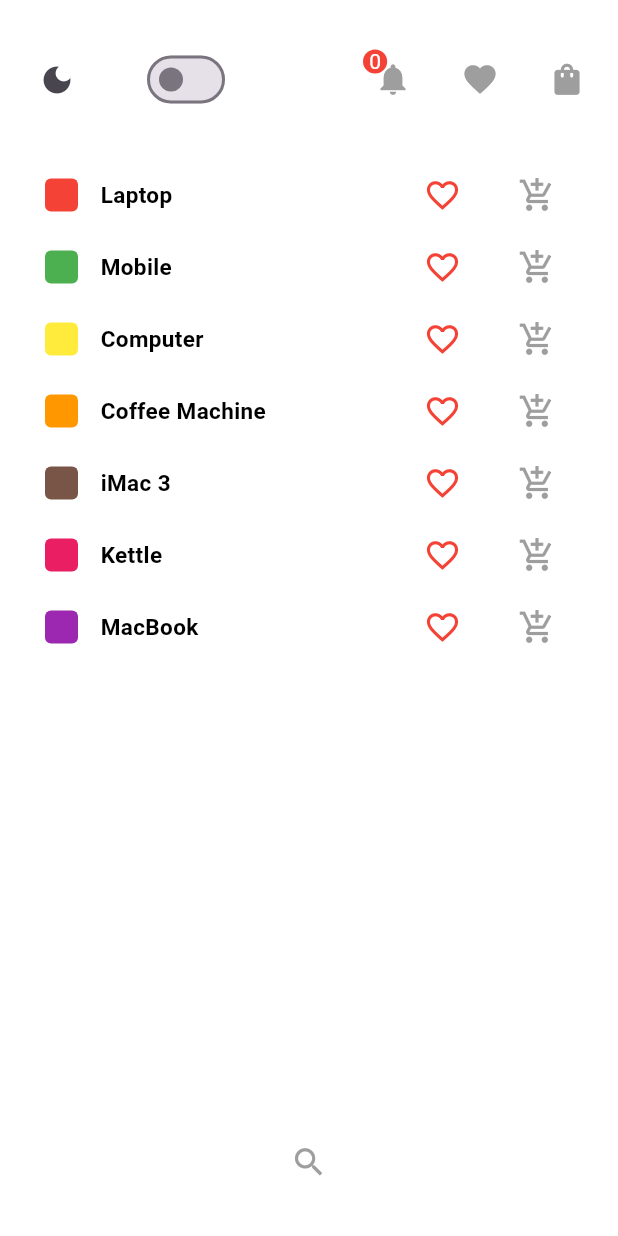
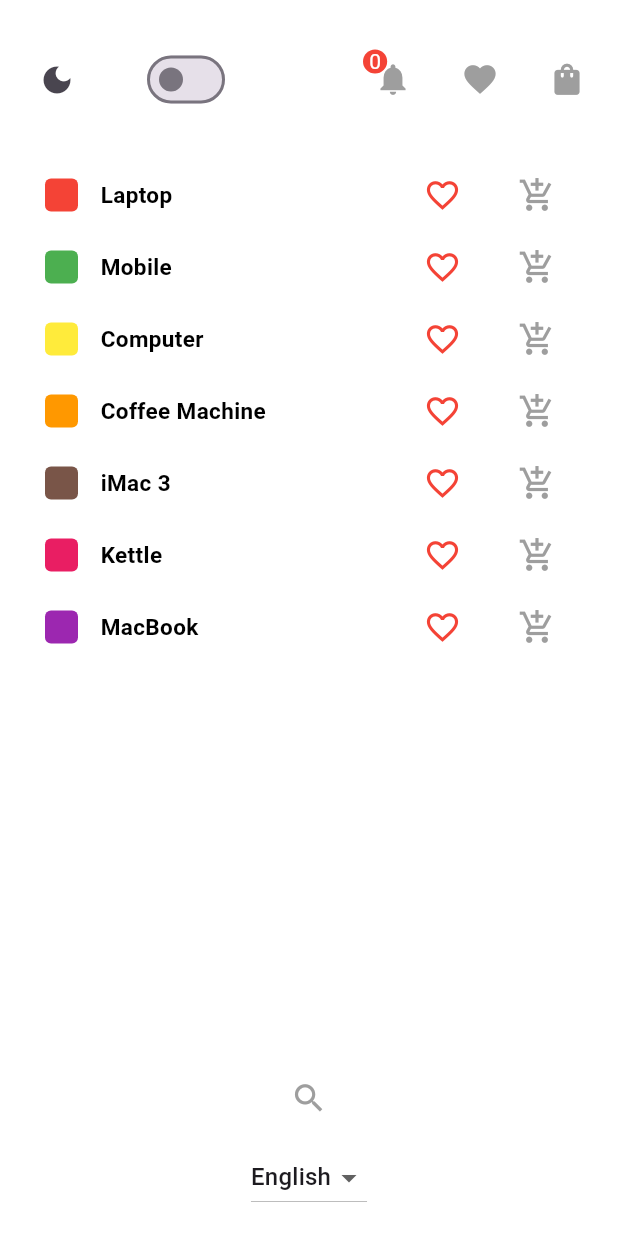
Before and after one commit to MostafaShaban2022/master, a Flutter app: the Home screen opened directly, on a phone screen of 412 x 824 dp. Run offline on Flutter 3.47's test engine with Material 3 defaults, Android fonts, the phone set to English and light mode, and no system bars; drawn by our look-alikes of badges; our stand-ins replace flutter_localization, shared_preferences; accounts and stored records are empty.

Commit message:
first commit

```diff
--- /dev/null
+++ b/lib/localization/locales.dart
@@ -0,0 +1,18 @@
+import 'package:flutter_localization/flutter_localization.dart';
+
+const List<MapLocale> LOCALES = [
+  MapLocale('en', LocaleData.En),
+  MapLocale('ar', LocaleData.Ar),
+];
+
+mixin LocaleData {
+  static const Map<String, dynamic> En = {
+    'title': 'localization',
+    'body': 'Laptop',
+  };
+
+  static const Map<String, dynamic> Ar = {
+    'title': 'ترجمة',
+    'body': 'لاب توب',
+  };
+}
--- a/lib/main.dart
+++ b/lib/main.dart
@@ -1,8 +1,10 @@
 import 'package:flutter/material.dart';
-import 'package:flutter_application_14/pages/log_in.dart';
+import 'package:flutter_application_14/localization/locales.dart';
+import 'package:flutter_application_14/pages/home.dart';
 import 'package:flutter_application_14/providers/cart_provider.dart';
 import 'package:flutter_application_14/providers/favourite_provider.dart';
 import 'package:flutter_application_14/providers/ui_provider.dart';
+import 'package:flutter_localization/flutter_localization.dart';
 import 'package:provider/provider.dart';
 
 void main() {
@@ -25,18 +27,44 @@ void main() {
   );
 }
 
-class MyApp extends StatelessWidget {
+class MyApp extends StatefulWidget {
   const MyApp({super.key});
+
+  @override
+  State<MyApp> createState() => _MyAppState();
+}
+
+class _MyAppState extends State<MyApp> {
+  final FlutterLocalization localization = FlutterLocalization.instance;
+  @override
+  void initState() {
+    configureLocalization();
+    super.initState();
+  }
 
   @override
   Widget build(BuildContext context) {
     final notifier = context.watch<UiProvider>();
     return MaterialApp(
+      supportedLocales: localization.supportedLocales,
+      localizationsDelegates: localization.localizationsDelegates,
       theme: notifier.lightTheme,
       darkTheme: notifier.darkTheme,
       themeMode: notifier.isDark ? ThemeMode.dark : ThemeMode.light,
       debugShowCheckedModeBanner: false,
-      home: const LogIn(),
+      home: const Home(),
     );
   }
+
+  void configureLocalization() {
+    localization.init(
+      mapLocales: LOCALES,
+      initLanguageCode: 'en',
+    );
+    localization.onTranslatedLanguage = onTranslatedLanguage;
+  }
+
+  void onTranslatedLanguage(Locale? locale) {
+    setState(() {});
+  }
 }
--- a/lib/pages/cart.dart
+++ b/lib/pages/cart.dart
@@ -87,7 +87,7 @@ class Cart extends StatelessWidget {
                                   ),
                         ),
                         subtitle: Text(
-                          '\$${productModel.price.toStringAsFixed(2)}', // Product price
+                          '\$${productModel.price.toStringAsFixed(2)}',
                           style: const TextStyle(
                             color: Colors.grey,
                             fontSize: 14,
--- a/lib/pages/home.dart
+++ b/lib/pages/home.dart
@@ -9,6 +9,7 @@ import 'package:flutter_application_14/providers/favourite_provider.dart';
 import 'package:flutter_application_14/providers/ui_provider.dart';
 import 'package:flutter_application_14/services/search_services.dart';
 import 'package:flutter_application_14/widgets/product_item.dart';
+import 'package:flutter_localization/flutter_localization.dart';
 import 'package:provider/provider.dart';
 
 class Home extends StatefulWidget {
@@ -20,6 +21,16 @@ class Home extends StatefulWidget {
 
 class _HomeState extends State<Home> {
   int value = 0;
+  late FlutterLocalization _flutterLocalization;
+  late String _currentLocale;
+
+  @override
+  void initState() {
+    _flutterLocalization = FlutterLocalization.instance;
+    _currentLocale = _flutterLocalization.currentLocale!.languageCode;
+    super.initState();
+  }
+
   final List<ProductModel> products = [
     ProductModel(id: 1, name: 'Laptop', color: Colors.red, price: 80),
     ProductModel(id: 2, name: 'Mobile', color: Colors.green, price: 60),
@@ -142,16 +153,16 @@ class _HomeState extends State<Home> {
 
           // cart
           Consumer<CartProvider>(
-            builder: (context, favouriteProvider, child) {
+            builder: (context, cartProvider, child) {
               return badges.Badge(
                 badgeContent: Text(
-                  '${favouriteProvider.itemCount}',
+                  '${cartProvider.itemCount}',
                   style: const TextStyle(
                     color: Colors.white,
                   ),
                 ),
                 position: badges.BadgePosition.topStart(start: 1, top: -2),
-                showBadge: favouriteProvider.itemCount > 0,
+                showBadge: cartProvider.itemCount > 0,
                 ignorePointer: false,
                 badgeAnimation: const badges.BadgeAnimation.slide(
                   toAnimate: true,
@@ -207,16 +218,17 @@ class _HomeState extends State<Home> {
               ],
             ),
           ),
-          Align(
-            alignment: Alignment.bottomCenter,
-            child: Container(
-              margin: const EdgeInsets.only(bottom: 25),
-              child: IconButton(
+          Center(
+            child: Padding(
+              padding: const EdgeInsets.only(bottom: 15),
+              child: Column(
+                mainAxisAlignment: MainAxisAlignment.end,
+                children: [
+                  IconButton(
                     onPressed: () {
                       showSearch(
                         context: context,
-                    delegate: SearchServices(
-                        products), // Pass products list to SearchServices
+                        delegate: SearchServices(products),
                       );
                     },
                     icon: const Icon(
@@ -225,10 +237,38 @@ class _HomeState extends State<Home> {
                       size: 25,
                     ),
                   ),
+                  const SizedBox(
+                    height: 5,
+                  ),
+                  DropdownButton<String>(
+                    value: _currentLocale,
+                    items: const [
+                      DropdownMenuItem(
+                        value: 'en',
+                        child: Text('English'),
+                      ),
+                      DropdownMenuItem(
+                        value: 'ar',
+                        child: Text('Arabic'),
+                      ),
+                    ],
+                    onChanged: _selectLocale,
+                  ),
+                ],
+              ),
             ),
           )
         ],
       ),
     );
   }
+
+  void _selectLocale(String? value) {
+    if (value == null) return;
+
+    _flutterLocalization.translate(value);
+    setState(() {
+      _currentLocale = value;
+    });
   }
+}
--- a/lib/providers/ui_provider.dart
+++ b/lib/providers/ui_provider.dart
@@ -12,7 +12,9 @@ class UiProvider extends ChangeNotifier {
     primaryColor: Colors.white,
     primaryColorDark: Colors.white,
     textTheme: const TextTheme(
-      bodyMedium: TextStyle(color: Colors.black),
+      bodyMedium: TextStyle(
+        color: Colors.black,
+      ),
       headlineMedium: TextStyle(
         color: Colors.black,
         fontSize: 15,
--- a/lib/widgets/product_item.dart
+++ b/lib/widgets/product_item.dart
@@ -1,5 +1,6 @@
 import 'package:flutter/material.dart';
 import 'package:flutter_application_14/models/product_model.dart';
+import 'package:flutter_application_14/pages/product_detail.dart';
 import 'package:flutter_application_14/providers/cart_provider.dart';
 import 'package:flutter_application_14/providers/favourite_provider.dart';
 import 'package:provider/provider.dart';
@@ -19,12 +20,24 @@ class ProductItem extends StatelessWidget {
 
     return Row(
       children: [
-        Container(
-          height: 22,
-          width: 22,
-          decoration: BoxDecoration(
-            color: productModel.color,
-            borderRadius: BorderRadius.circular(4),
+        GestureDetector(
+          onTap: () {
+            Navigator.push(
+              context,
+              MaterialPageRoute(
+                builder: (context) => ProductDetail(
+                  productModel: productModel,
+                ),
+              ),
+            );
+          },
+          child: Container(
+            height: 22,
+            width: 22,
+            decoration: BoxDecoration(
+              color: productModel.color,
+              borderRadius: BorderRadius.circular(4),
+            ),
           ),
         ),
         const SizedBox(width: 15),
@@ -80,7 +93,7 @@ class ProductItem extends StatelessWidget {
               cartProvider.remove(productModel);
               ScaffoldMessenger.of(context).showSnackBar(
                 SnackBar(
-                  backgroundColor: Colors.blue,
+                  backgroundColor: Colors.red,
                   content: Text('${productModel.name} removed from cart'),
                   duration: const Duration(seconds: 2),
                 ),
--- a/pubspec.yaml
+++ b/pubspec.yaml
@@ -39,6 +39,7 @@ dependencies:
   provider: ^6.1.2
   shared_preferences: ^2.3.3
   http: ^1.2.2
+  flutter_localization: ^0.2.3
 
 dev_dependencies:
   flutter_test:
```
Also changed, not shown: lib/pages/favourite.dart (+12 -7 lines), lib/pages/product_detail.dart (added, +59 -0 lines), lib/services/search_services.dart (+26 -4 lines), pubspec.lock, 6 other files. Lines whose indentation alone changed are shown as unchanged.
